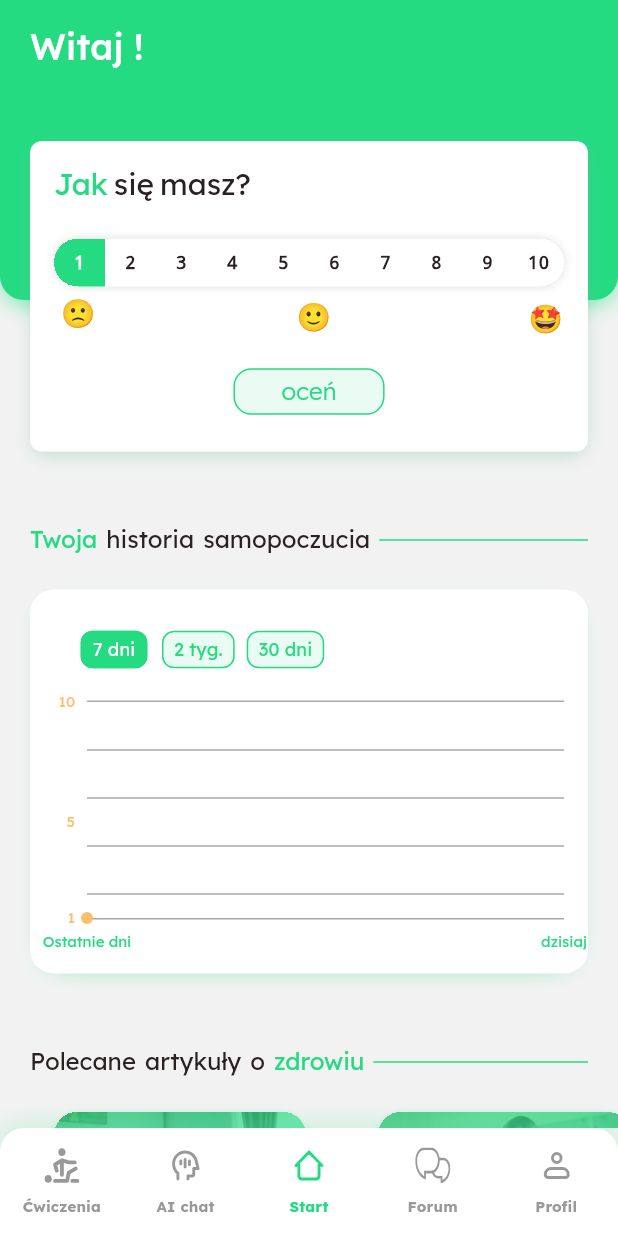
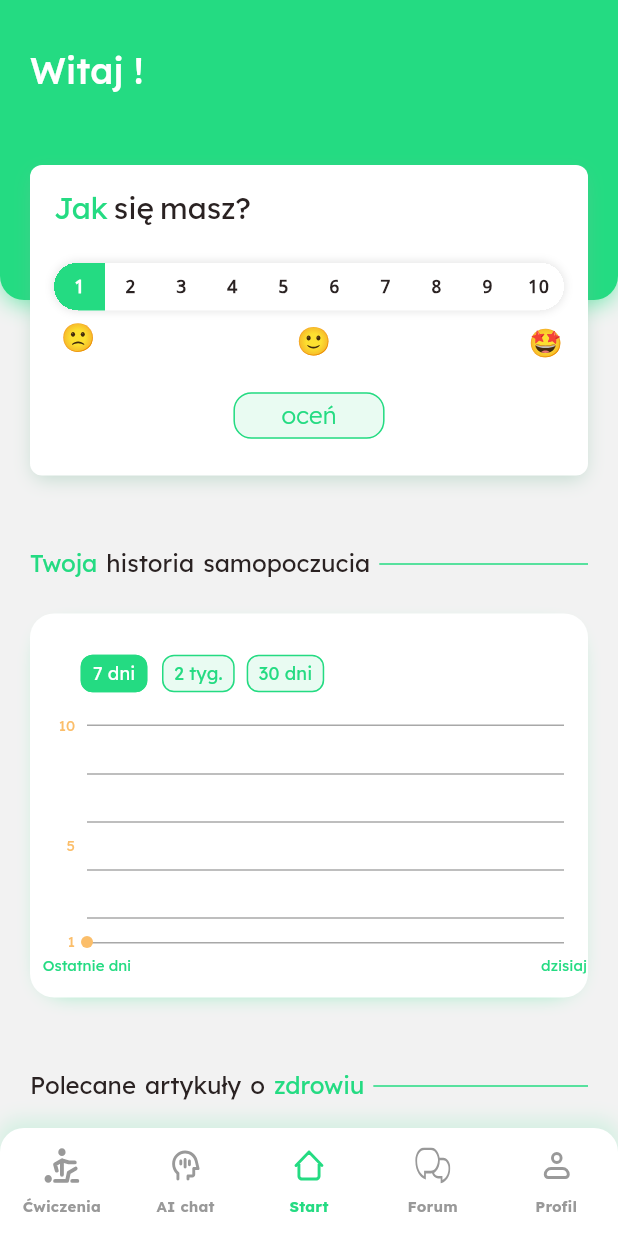
Before and after one commit to xSmilO/JakSieMasz, a Flutter app: the HomeScreen screen opened by its route, on a phone screen of 412 x 824 dp. Run offline on Flutter 3.47's test engine with Material 3 defaults, Android fonts, the light colour scheme and no system bars; drawn by our look-alikes of fl_chart; our stand-ins replace flutter_local_notifications, flutter_svg, flutter_timezone, fluttertoast, go_router, shared_preferences and 4 more; accounts and stored records are empty.

Commit message:
small changes in home_screen

```diff
--- a/lib/UI/Home/home_screen.dart
+++ b/lib/UI/Home/home_screen.dart
@@ -21,10 +21,10 @@ class _HomeScreenState extends State<HomeScreen> {
   void initState() {
     super.initState();
     username = widget.userRepository.getUsername();
-    widget.userRepository.onUsernameChange = this.loadUserName;
+    widget.userRepository.onUsernameChange = this.loadUsername;
   }
 
-  void loadUserName(String newUsername) {
+  void loadUsername(String newUsername) {
     setState(() {
       username = widget.userRepository.getUsername();
     });
@@ -61,7 +61,7 @@ class _HomeScreenState extends State<HomeScreen> {
               crossAxisAlignment: CrossAxisAlignment.start,
               children: [
                 Container(
-                  margin: EdgeInsets.only(top: 16),
+                  margin: EdgeInsets.only(top: 32),
                   child: FutureBuilder(
                     builder: (context, snapshot) {
                       return Text(
```
